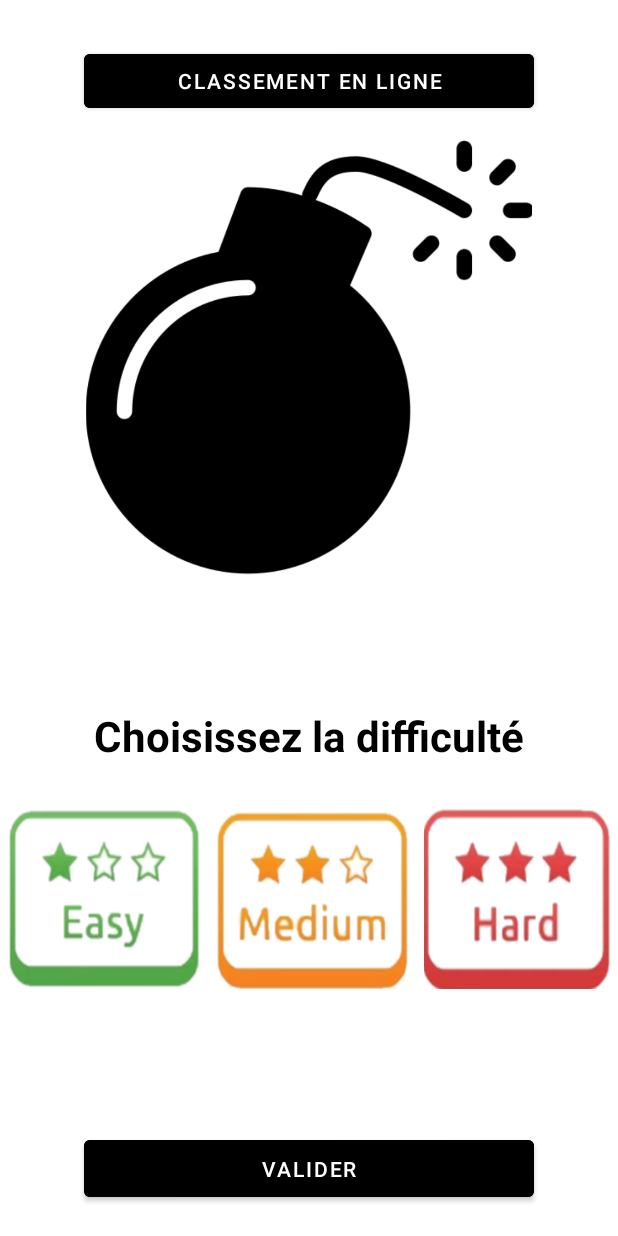
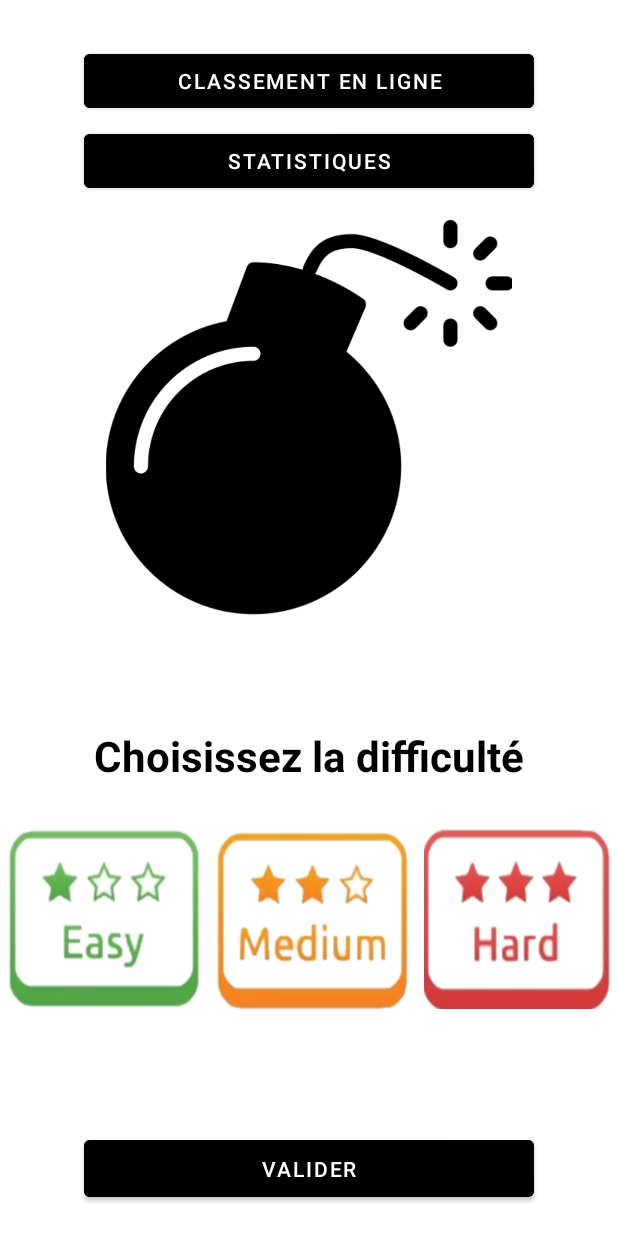
Before and after one commit to Ken-dono/E4a-S08-AND-M1-Android-Projet-D-mineur, an Android app: the screen it shows after launch (MainActivity), on a phone screen of 412 x 824 dp. Run offline under Robolectric (Android 15) with nearby library versions, the phone set to English and light mode, and no system bars; Roboto replaces fonts that are not available here.

Commit message:
modifs interface et quelques autres merdes

```diff
--- a/app/src/main/java/com/example/e4a_s08_and_m1_android_projet_demineur/adapters/LeaderboardAdapter.java
+++ b/app/src/main/java/com/example/e4a_s08_and_m1_android_projet_demineur/adapters/LeaderboardAdapter.java
@@ -21,13 +21,11 @@ public class LeaderboardAdapter extends RecyclerView.Adapter<LeaderboardAdapter.
 
     Context context;
     ArrayList<LeaderboardModel> list;
-    String difficulty;
 
     public LeaderboardAdapter(Context context, ArrayList<LeaderboardModel> list) {
 
         this.context = context;
         this.list = list;
-        this.difficulty = difficulty;
     }
 
     @NonNull
--- a/app/src/main/java/com/example/e4a_s08_and_m1_android_projet_demineur/adapters/MineGridRecyclerAdapter.java
+++ b/app/src/main/java/com/example/e4a_s08_and_m1_android_projet_demineur/adapters/MineGridRecyclerAdapter.java
@@ -82,6 +82,7 @@ public class MineGridRecyclerAdapter extends RecyclerView.Adapter<MineGridRecycl
                     itemView.findViewById(R.id.item_cell_value).setBackgroundColor(Color.GRAY);
                 } else {
                     valueTextView.setText(String.valueOf(cell.getValue()));
+                    itemView.findViewById(R.id.item_cell_value).setBackgroundColor(Color.GRAY);
                     if (cell.getValue() == 1) {
                         valueTextView.setTextColor(Color.rgb(8, 196, 62));
                     } else if (cell.getValue() == 2) {
--- a/app/src/main/res/layout/activity_main.xml
+++ b/app/src/main/res/layout/activity_main.xml
@@ -14,6 +14,17 @@
         android:textColor="@color/white"
         android:backgroundTint="@color/black"
         android:layout_marginTop="30dp"
+        android:visibility="visible">
+    </Button>
+
+    <Button
+        android:id="@+id/statsButton"
+        android:layout_width="300dp"
+        android:layout_height="wrap_content"
+        android:text="Statistiques"
+        android:textColor="@color/white"
+        android:backgroundTint="@color/black"
+        android:layout_marginTop="5dp"
         android:visibility="visible">
     </Button>
 
--- a/app/src/main/res/layout/fragment_easy_leaderboard.xml
+++ b/app/src/main/res/layout/fragment_easy_leaderboard.xml
@@ -44,7 +44,6 @@
         android:id="@+id/leaderboardRecycler"
         android:layout_width="match_parent"
         android:layout_height="match_parent"
-        android:layout_marginBottom="50dp"
         tools:listitem="@layout/leaderboard_item"/>
 
 </LinearLayout>
--- a/app/src/main/res/layout/fragment_hard_leaderboard.xml
+++ b/app/src/main/res/layout/fragment_hard_leaderboard.xml
@@ -43,6 +43,5 @@
         android:id="@+id/leaderboardRecycler"
         android:layout_width="match_parent"
         android:layout_height="match_parent"
-        android:layout_marginBottom="50dp"
         tools:listitem="@layout/leaderboard_item"/>
 </LinearLayout>
--- a/app/src/main/res/layout/fragment_medium_leaderboard.xml
+++ b/app/src/main/res/layout/fragment_medium_leaderboard.xml
@@ -44,7 +44,6 @@
         android:id="@+id/leaderboardRecycler"
         android:layout_width="match_parent"
         android:layout_height="match_parent"
-        android:layout_marginBottom="50dp"
         tools:listitem="@layout/leaderboard_item"/>
 
 </LinearLayout>
```
